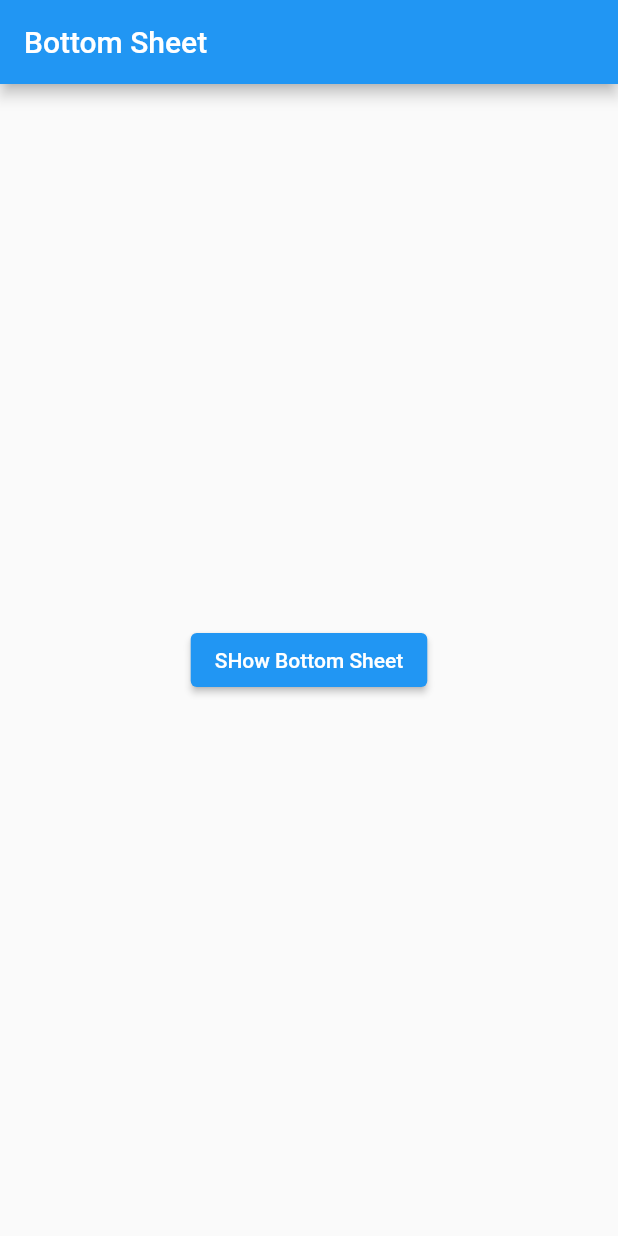
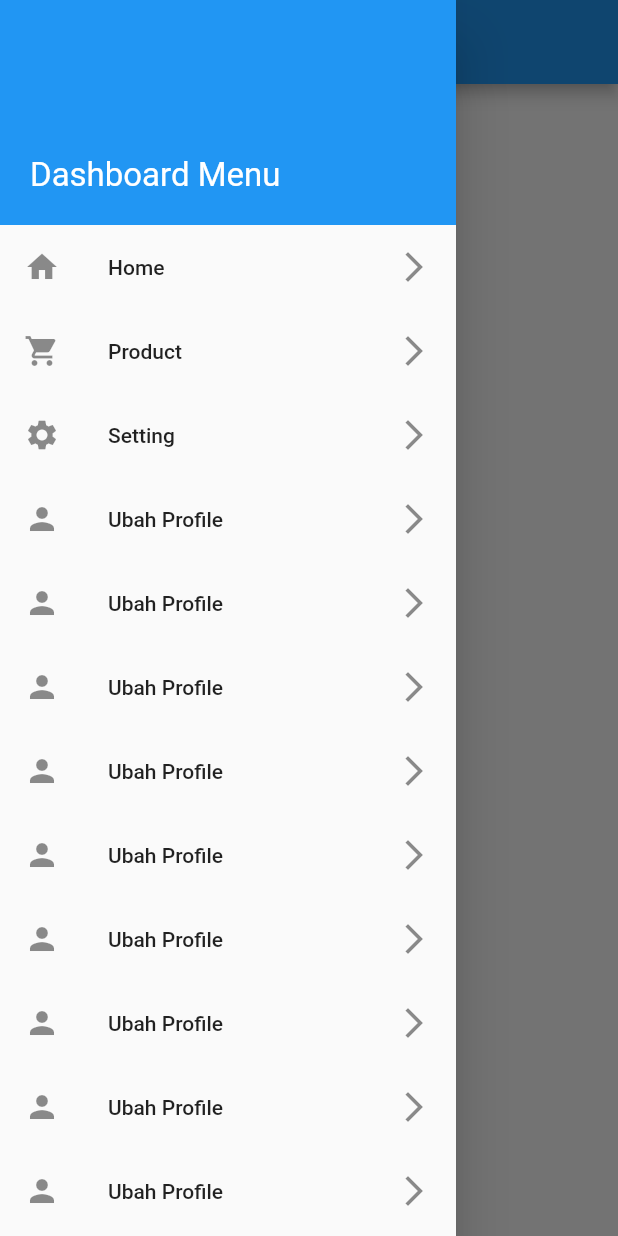
Before and after one commit to moohat/flutterStatefull, a Flutter app: the screen it shows after launch, with the side drawer open (before the commit the screen has no drawer), on a phone screen of 412 x 824 dp. Run offline on Flutter 3.47's test engine with Material 2 defaults, Android fonts, the phone set to English and light mode, and no system bars.

Commit message:
navigation drawer

```diff
--- a/lib/main.dart
+++ b/lib/main.dart
@@ -1,11 +1,11 @@
 import 'package:flutter/material.dart';
 
 void main(List<String> args) {
-  runApp(MyApp());
+  runApp(MainApp());
 }
 
-class MyApp extends StatelessWidget {
-  const MyApp({super.key});
+class MainApp extends StatelessWidget {
+  const MainApp({super.key});
 
   @override
   Widget build(BuildContext context) {
@@ -22,55 +22,153 @@ class HomePage extends StatelessWidget {
   Widget build(BuildContext context) {
     return Scaffold(
       appBar: AppBar(
-        title: Text("Bottom Sheet"),
+        title: Text("Drawer"),
       ),
-      body: Center(
-        child: Padding(
-          padding: EdgeInsets.all(30),
-          child: ElevatedButton(
-            onPressed: () {
-              showModalBottomSheet(
-                context: context,
-                shape: RoundedRectangleBorder(
-                  borderRadius: BorderRadius.circular(40),
+      drawer: Drawer(
+          child: Column(
+        children: [
+          Container(
+            alignment: Alignment.bottomLeft,
+            padding: EdgeInsets.all(20),
+            width: double.infinity,
+            height: 150,
+            color: Colors.blue,
+            child: Text(
+              "Dashboard Menu",
+              style: TextStyle(fontSize: 22, color: Colors.white),
             ),
-                isDismissible: false,
-                builder: (context) => Container(
-                  height: 300,
-                  color: Colors.white,
+          ),
+
+          //agar bisa scroll ke bawah, list view dibungkus expanded bukan container
+          Expanded(
             child: ListView(
+              padding: EdgeInsets.zero,
               children: [
                 ListTile(
-                        onTap: () => print("Klik Photo"),
-                        leading: Icon(Icons.photo),
-                        title: Text("Photo"),
+                  onTap: () {
+                    print("ke Halaman Home");
+                  },
+                  leading: Icon(Icons.home),
+                  title: Text("Home"),
+                  trailing: Icon(Icons.arrow_forward_ios_outlined),
                 ),
                 ListTile(
-                        leading: Icon(Icons.music_note_rounded),
-                        title: Text("Music"),
+                  onTap: () {
+                    print("ke Halaman Product");
+                  },
+                  leading: Icon(Icons.shopping_cart),
+                  title: Text("Product"),
+                  trailing: Icon(Icons.arrow_forward_ios_outlined),
                 ),
                 ListTile(
-                        leading: Icon(Icons.video_collection),
-                        title: Text("Video"),
+                  onTap: () {
+                    print("ke Halaman setting");
+                  },
+                  leading: Icon(Icons.settings),
+                  title: Text("Setting"),
+                  trailing: Icon(Icons.arrow_forward_ios_outlined),
                 ),
                 ListTile(
-                        leading: Icon(Icons.share),
-                        title: Text("share"),
+                  onTap: () {
+                    print("Ubah Profile");
+                  },
+                  leading: Icon(Icons.person),
+                  title: Text("Ubah Profile"),
+                  trailing: Icon(Icons.arrow_forward_ios_outlined),
                 ),
                 ListTile(
-                        onTap: () => Navigator.pop(context),
-                        leading: Icon(Icons.cancel),
-                        title: Text("CANCEL"),
+                  onTap: () {
+                    print("Ubah Profile");
+                  },
+                  leading: Icon(Icons.person),
+                  title: Text("Ubah Profile"),
+                  trailing: Icon(Icons.arrow_forward_ios_outlined),
+                ),
+                ListTile(
+                  onTap: () {
+                    print("Ubah Profile");
+                  },
+                  leading: Icon(Icons.person),
+                  title: Text("Ubah Profile"),
+                  trailing: Icon(Icons.arrow_forward_ios_outlined),
+                ),
+                ListTile(
+                  onTap: () {
+                    print("Ubah Profile");
+                  },
+                  leading: Icon(Icons.person),
+                  title: Text("Ubah Profile"),
+                  trailing: Icon(Icons.arrow_forward_ios_outlined),
+                ),
+                ListTile(
+                  onTap: () {
+                    print("Ubah Profile");
+                  },
+                  leading: Icon(Icons.person),
+                  title: Text("Ubah Profile"),
+                  trailing: Icon(Icons.arrow_forward_ios_outlined),
+                ),
+                ListTile(
+                  onTap: () {
+                    print("Ubah Profile");
+                  },
+                  leading: Icon(Icons.person),
+                  title: Text("Ubah Profile"),
+                  trailing: Icon(Icons.arrow_forward_ios_outlined),
+                ),
+                ListTile(
+                  onTap: () {
+                    print("Ubah Profile");
+                  },
+                  leading: Icon(Icons.person),
+                  title: Text("Ubah Profile"),
+                  trailing: Icon(Icons.arrow_forward_ios_outlined),
+                ),
+                ListTile(
+                  onTap: () {
+                    print("Ubah Profile");
+                  },
+                  leading: Icon(Icons.person),
+                  title: Text("Ubah Profile"),
+                  trailing: Icon(Icons.arrow_forward_ios_outlined),
+                ),
+                ListTile(
+                  onTap: () {
+                    print("Ubah Profile");
+                  },
+                  leading: Icon(Icons.person),
+                  title: Text("Ubah Profile"),
+                  trailing: Icon(Icons.arrow_forward_ios_outlined),
+                ),
+                ListTile(
+                  onTap: () {
+                    print("Ubah Profile");
+                  },
+                  leading: Icon(Icons.person),
+                  title: Text("Ubah Profile"),
+                  trailing: Icon(Icons.arrow_forward_ios_outlined),
+                ),
+                ListTile(
+                  onTap: () {
+                    print("Ubah Profile");
+                  },
+                  leading: Icon(Icons.person),
+                  title: Text("Ubah Profile"),
+                  trailing: Icon(Icons.arrow_forward_ios_outlined),
+                ),
+                ListTile(
+                  onTap: () {
+                    print("Ubah Profile");
+                  },
+                  leading: Icon(Icons.person),
+                  title: Text("Ubah Profile"),
+                  trailing: Icon(Icons.arrow_forward_ios_outlined),
                 ),
               ],
             ),
-                ),
-              );
-            },
-            child: Text("SHow Bottom Sheet"),
-          ),
-        ),
-      ),
+          )
+        ],
+      )),
     );
   }
 }
```
Lines whose indentation alone changed are shown as unchanged.
